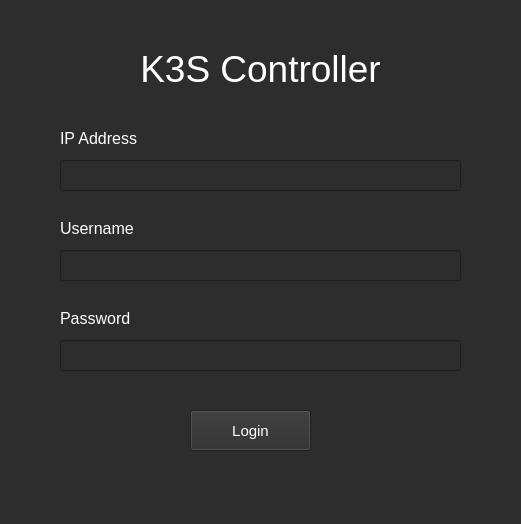
Above: UI/Login.ui from monico18/LTI2-Kubernetes-Controller before the change. Below: the same form after it.
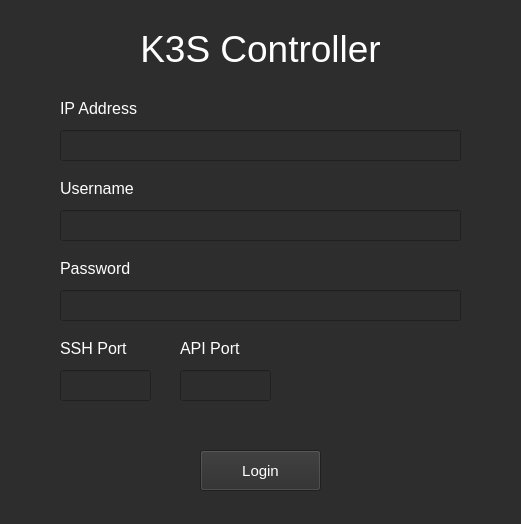
That is the form after the change.

Diff of the .ui file:
```diff
--- a/UI/Login.ui
+++ b/UI/Login.ui
@@ -48,7 +48,7 @@
     <property name="geometry">
      <rect>
       <x>0</x>
-      <y>40</y>
+      <y>20</y>
       <width>521</width>
       <height>57</height>
      </rect>
@@ -499,7 +499,7 @@
     <property name="geometry">
      <rect>
       <x>60</x>
-      <y>130</y>
+      <y>100</y>
       <width>101</width>
       <height>16</height>
      </rect>
@@ -634,8 +634,8 @@
    <widget class="QPushButton" name="pushButton">
     <property name="geometry">
      <rect>
-      <x>190</x>
-      <y>410</y>
+      <x>200</x>
+      <y>450</y>
       <width>121</width>
       <height>41</height>
      </rect>
@@ -864,7 +864,7 @@
     <property name="geometry">
      <rect>
       <x>60</x>
-      <y>160</y>
+      <y>130</y>
       <width>401</width>
       <height>31</height>
      </rect>
@@ -1003,7 +1003,7 @@
     <property name="geometry">
      <rect>
       <x>60</x>
-      <y>250</y>
+      <y>210</y>
       <width>401</width>
       <height>31</height>
      </rect>
@@ -1142,7 +1142,7 @@
     <property name="geometry">
      <rect>
       <x>60</x>
-      <y>220</y>
+      <y>180</y>
       <width>101</width>
       <height>16</height>
      </rect>
@@ -1278,7 +1278,7 @@
     <property name="geometry">
      <rect>
       <x>60</x>
-      <y>340</y>
+      <y>290</y>
       <width>401</width>
       <height>31</height>
      </rect>
@@ -1417,7 +1417,7 @@
     <property name="geometry">
      <rect>
       <x>60</x>
-      <y>310</y>
+      <y>260</y>
       <width>101</width>
       <height>16</height>
      </rect>
@@ -1549,6 +1549,556 @@
      <string>Password</string>
     </property>
    </widget>
+   <widget class="QLabel" name="username_label_3">
+    <property name="geometry">
+     <rect>
+      <x>60</x>
+      <y>340</y>
+      <width>101</width>
+      <height>16</height>
+     </rect>
+    </property>
+    <property name="palette">
+     <palette>
+      <active>
+       <colorrole role="WindowText">
+        <brush brushstyle="SolidPattern">
+         <color alpha="255">
+          <red>255</red>
+          <green>255</green>
+          <blue>255</blue>
+         </color>
+        </brush>
+       </colorrole>
+       <colorrole role="Button">
+        <brush brushstyle="SolidPattern">
+         <color alpha="255">
+          <red>45</red>
+          <green>45</green>
+          <blue>45</blue>
+         </color>
+        </brush>
+       </colorrole>
+       <colorrole role="Base">
+        <brush brushstyle="SolidPattern">
+         <color alpha="255">
+          <red>45</red>
+          <green>45</green>
+          <blue>45</blue>
+         </color>
+        </brush>
+       </colorrole>
+       <colorrole role="Window">
+        <brush brushstyle="SolidPattern">
+         <color alpha="255">
+          <red>45</red>
+          <green>45</green>
+          <blue>45</blue>
+         </color>
+        </brush>
+       </colorrole>
+      </active>
+      <inactive>
+       <colorrole role="WindowText">
+        <brush brushstyle="SolidPattern">
+         <color alpha="255">
+          <red>255</red>
+          <green>255</green>
+          <blue>255</blue>
+         </color>
+        </brush>
+       </colorrole>
+       <colorrole role="Button">
+        <brush brushstyle="SolidPattern">
+         <color alpha="255">
+          <red>45</red>
+          <green>45</green>
+          <blue>45</blue>
+         </color>
+        </brush>
+       </colorrole>
+       <colorrole role="Base">
+        <brush brushstyle="SolidPattern">
+         <color alpha="255">
+          <red>45</red>
+          <green>45</green>
+          <blue>45</blue>
+         </color>
+        </brush>
+       </colorrole>
+       <colorrole role="Window">
+        <brush brushstyle="SolidPattern">
+         <color alpha="255">
+          <red>45</red>
+          <green>45</green>
+          <blue>45</blue>
+         </color>
+        </brush>
+       </colorrole>
+      </inactive>
+      <disabled>
+       <colorrole role="WindowText">
+        <brush brushstyle="SolidPattern">
+         <color alpha="255">
+          <red>120</red>
+          <green>120</green>
+          <blue>120</blue>
+         </color>
+        </brush>
+       </colorrole>
+       <colorrole role="Button">
+        <brush brushstyle="SolidPattern">
+         <color alpha="255">
+          <red>45</red>
+          <green>45</green>
+          <blue>45</blue>
+         </color>
+        </brush>
+       </colorrole>
+       <colorrole role="Base">
+        <brush brushstyle="SolidPattern">
+         <color alpha="255">
+          <red>45</red>
+          <green>45</green>
+          <blue>45</blue>
+         </color>
+        </brush>
+       </colorrole>
+       <colorrole role="Window">
+        <brush brushstyle="SolidPattern">
+         <color alpha="255">
+          <red>45</red>
+          <green>45</green>
+          <blue>45</blue>
+         </color>
+        </brush>
+       </colorrole>
+      </disabled>
+     </palette>
+    </property>
+    <property name="font">
+     <font>
+      <pointsize>12</pointsize>
+     </font>
+    </property>
+    <property name="text">
+     <string>SSH Port</string>
+    </property>
+   </widget>
+   <widget class="QLineEdit" name="ssh_port">
+    <property name="geometry">
+     <rect>
+      <x>60</x>
+      <y>370</y>
+      <width>91</width>
+      <height>31</height>
+     </rect>
+    </property>
+    <property name="palette">
+     <palette>
+      <active>
+       <colorrole role="Button">
+        <brush brushstyle="SolidPattern">
+         <color alpha="255">
+          <red>45</red>
+          <green>45</green>
+          <blue>45</blue>
+         </color>
+        </brush>
+       </colorrole>
+       <colorrole role="Text">
+        <brush brushstyle="SolidPattern">
+         <color alpha="255">
+          <red>255</red>
+          <green>255</green>
+          <blue>255</blue>
+         </color>
+        </brush>
+       </colorrole>
+       <colorrole role="Base">
+        <brush brushstyle="SolidPattern">
+         <color alpha="255">
+          <red>45</red>
+          <green>45</green>
+          <blue>45</blue>
+         </color>
+        </brush>
+       </colorrole>
+       <colorrole role="Window">
+        <brush brushstyle="SolidPattern">
+         <color alpha="255">
+          <red>45</red>
+          <green>45</green>
+          <blue>45</blue>
+         </color>
+        </brush>
+       </colorrole>
+      </active>
+      <inactive>
+       <colorrole role="Button">
+        <brush brushstyle="SolidPattern">
+         <color alpha="255">
+          <red>45</red>
+          <green>45</green>
+          <blue>45</blue>
+         </color>
+        </brush>
+       </colorrole>
+       <colorrole role="Text">
+        <brush brushstyle="SolidPattern">
+         <color alpha="255">
+          <red>255</red>
+          <green>255</green>
+          <blue>255</blue>
+         </color>
+        </brush>
+       </colorrole>
+       <colorrole role="Base">
+        <brush brushstyle="SolidPattern">
+         <color alpha="255">
+          <red>45</red>
+          <green>45</green>
+          <blue>45</blue>
+         </color>
+        </brush>
+       </colorrole>
+       <colorrole role="Window">
+        <brush brushstyle="SolidPattern">
+         <color alpha="255">
+          <red>45</red>
+          <green>45</green>
+          <blue>45</blue>
+         </color>
+        </brush>
+       </colorrole>
+      </inactive>
+      <disabled>
+       <colorrole role="Button">
+        <brush brushstyle="SolidPattern">
+         <color alpha="255">
+          <red>45</red>
+          <green>45</green>
+          <blue>45</blue>
+         </color>
+        </brush>
+       </colorrole>
+       <colorrole role="Text">
+        <brush brushstyle="SolidPattern">
+         <color alpha="255">
+          <red>120</red>
+          <green>120</green>
+          <blue>120</blue>
+         </color>
+        </brush>
+       </colorrole>
+       <colorrole role="Base">
+        <brush brushstyle="SolidPattern">
+         <color alpha="255">
+          <red>45</red>
+          <green>45</green>
+          <blue>45</blue>
+         </color>
+        </brush>
+       </colorrole>
+       <colorrole role="Window">
+        <brush brushstyle="SolidPattern">
+         <color alpha="255">
+          <red>45</red>
+          <green>45</green>
+          <blue>45</blue>
+         </color>
+        </brush>
+       </colorrole>
+      </disabled>
+     </palette>
+    </property>
+    <property name="font">
+     <font>
+      <kerning>true</kerning>
+     </font>
+    </property>
+    <property name="text">
+     <string/>
+    </property>
+    <property name="echoMode">
+     <enum>QLineEdit::Normal</enum>
+    </property>
+   </widget>
+   <widget class="QLineEdit" name="api_port">
+    <property name="geometry">
+     <rect>
+      <x>180</x>
+      <y>370</y>
+      <width>91</width>
+      <height>31</height>
+     </rect>
+    </property>
+    <property name="palette">
+     <palette>
+      <active>
+       <colorrole role="Button">
+        <brush brushstyle="SolidPattern">
+         <color alpha="255">
+          <red>45</red>
+          <green>45</green>
+          <blue>45</blue>
+         </color>
+        </brush>
+       </colorrole>
+       <colorrole role="Text">
+        <brush brushstyle="SolidPattern">
+         <color alpha="255">
+          <red>255</red>
+          <green>255</green>
+          <blue>255</blue>
+         </color>
+        </brush>
+       </colorrole>
+       <colorrole role="Base">
+        <brush brushstyle="SolidPattern">
+         <color alpha="255">
+          <red>45</red>
+          <green>45</green>
+          <blue>45</blue>
+         </color>
+        </brush>
+       </colorrole>
+       <colorrole role="Window">
+        <brush brushstyle="SolidPattern">
+         <color alpha="255">
+          <red>45</red>
+          <green>45</green>
+          <blue>45</blue>
+         </color>
+        </brush>
+       </colorrole>
+      </active>
+      <inactive>
+       <colorrole role="Button">
+        <brush brushstyle="SolidPattern">
+         <color alpha="255">
+          <red>45</red>
+          <green>45</green>
+          <blue>45</blue>
+         </color>
+        </brush>
+       </colorrole>
+       <colorrole role="Text">
+        <brush brushstyle="SolidPattern">
+         <color alpha="255">
+          <red>255</red>
+          <green>255</green>
+          <blue>255</blue>
+         </color>
+        </brush>
+       </colorrole>
+       <colorrole role="Base">
+        <brush brushstyle="SolidPattern">
+         <color alpha="255">
+          <red>45</red>
+          <green>45</green>
+          <blue>45</blue>
+         </color>
+        </brush>
+       </colorrole>
+       <colorrole role="Window">
+        <brush brushstyle="SolidPattern">
+         <color alpha="255">
+          <red>45</red>
+          <green>45</green>
+          <blue>45</blue>
+         </color>
+        </brush>
+       </colorrole>
+      </inactive>
+      <disabled>
+       <colorrole role="Button">
+        <brush brushstyle="SolidPattern">
+         <color alpha="255">
+          <red>45</red>
+          <green>45</green>
+          <blue>45</blue>
+         </color>
+        </brush>
+       </colorrole>
+       <colorrole role="Text">
+        <brush brushstyle="SolidPattern">
+         <color alpha="255">
+          <red>120</red>
+          <green>120</green>
+          <blue>120</blue>
+         </color>
+        </brush>
+       </colorrole>
+       <colorrole role="Base">
+        <brush brushstyle="SolidPattern">
+         <color alpha="255">
+          <red>45</red>
+          <green>45</green>
+          <blue>45</blue>
+         </color>
+        </brush>
+       </colorrole>
+       <colorrole role="Window">
+        <brush brushstyle="SolidPattern">
+         <color alpha="255">
+          <red>45</red>
+          <green>45</green>
+          <blue>45</blue>
+         </color>
+        </brush>
+       </colorrole>
+      </disabled>
+     </palette>
+    </property>
+    <property name="font">
+     <font>
+      <kerning>true</kerning>
+     </font>
+    </property>
+    <property name="text">
+     <string/>
+    </property>
+    <property name="echoMode">
+     <enum>QLineEdit::Normal</enum>
+    </property>
+   </widget>
+   <widget class="QLabel" name="username_label_4">
+    <property name="geometry">
+     <rect>
+      <x>180</x>
+      <y>340</y>
+      <width>101</width>
+      <height>16</height>
+     </rect>
+    </property>
+    <property name="palette">
+     <palette>
+      <active>
+       <colorrole role="WindowText">
+        <brush brushstyle="SolidPattern">
+         <color alpha="255">
+          <red>255</red>
+          <green>255</green>
+          <blue>255</blue>
+         </color>
+        </brush>
+       </colorrole>
+       <colorrole role="Button">
+        <brush brushstyle="SolidPattern">
+         <color alpha="255">
+          <red>45</red>
+          <green>45</green>
+          <blue>45</blue>
+         </color>
+        </brush>
+       </colorrole>
+       <colorrole role="Base">
+        <brush brushstyle="SolidPattern">
+         <color alpha="255">
+          <red>45</red>
+          <green>45</green>
+          <blue>45</blue>
+         </color>
+        </brush>
+       </colorrole>
+       <colorrole role="Window">
+        <brush brushstyle="SolidPattern">
+         <color alpha="255">
+          <red>45</red>
+          <green>45</green>
+          <blue>45</blue>
+         </color>
+        </brush>
+       </colorrole>
+      </active>
+      <inactive>
+       <colorrole role="WindowText">
+        <brush brushstyle="SolidPattern">
+         <color alpha="255">
+          <red>255</red>
+          <green>255</green>
+          <blue>255</blue>
+         </color>
+        </brush>
+       </colorrole>
+       <colorrole role="Button">
+        <brush brushstyle="SolidPattern">
+         <color alpha="255">
+          <red>45</red>
+          <green>45</green>
+          <blue>45</blue>
+         </color>
+        </brush>
+       </colorrole>
+       <colorrole role="Base">
+        <brush brushstyle="SolidPattern">
+         <color alpha="255">
+          <red>45</red>
+          <green>45</green>
+          <blue>45</blue>
+         </color>
+        </brush>
+       </colorrole>
+       <colorrole role="Window">
+        <brush brushstyle="SolidPattern">
+         <color alpha="255">
+          <red>45</red>
+          <green>45</green>
+          <blue>45</blue>
+         </color>
+        </brush>
+       </colorrole>
+      </inactive>
+      <disabled>
+       <colorrole role="WindowText">
+        <brush brushstyle="SolidPattern">
+         <color alpha="255">
+          <red>120</red>
+          <green>120</green>
+          <blue>120</blue>
+         </color>
+        </brush>
+       </colorrole>
+       <colorrole role="Button">
+        <brush brushstyle="SolidPattern">
+         <color alpha="255">
+          <red>45</red>
+          <green>45</green>
+          <blue>45</blue>
+         </color>
+        </brush>
+       </colorrole>
+       <colorrole role="Base">
+        <brush brushstyle="SolidPattern">
+         <color alpha="255">
+          <red>45</red>
+          <green>45</green>
+          <blue>45</blue>
+         </color>
+        </brush>
+       </colorrole>
+       <colorrole role="Window">
+        <brush brushstyle="SolidPattern">
+         <color alpha="255">
+          <red>45</red>
+          <green>45</green>
+          <blue>45</blue>
+         </color>
+        </brush>
+       </colorrole>
+      </disabled>
+     </palette>
+    </property>
+    <property name="font">
+     <font>
+      <pointsize>12</pointsize>
+     </font>
+    </property>
+    <property name="text">
+     <string>API Port</string>
+    </property>
+   </widget>
   </widget>
  </widget>
  <resources/>
```
